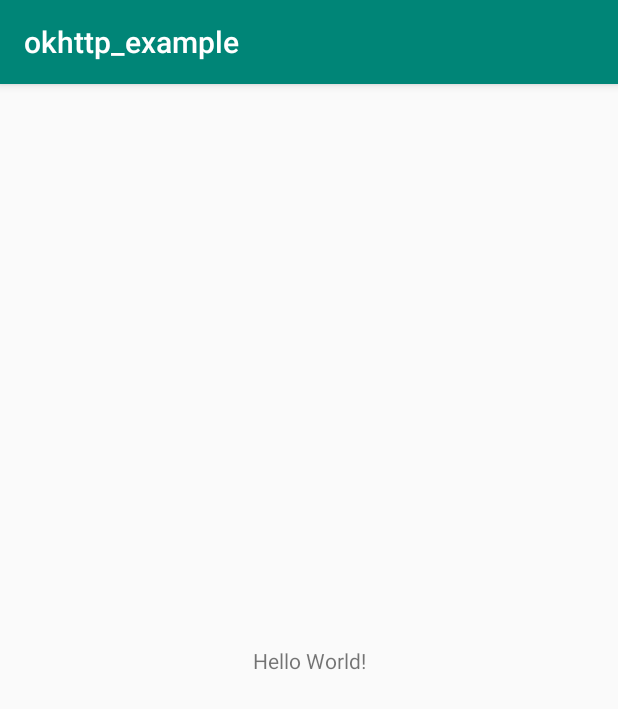
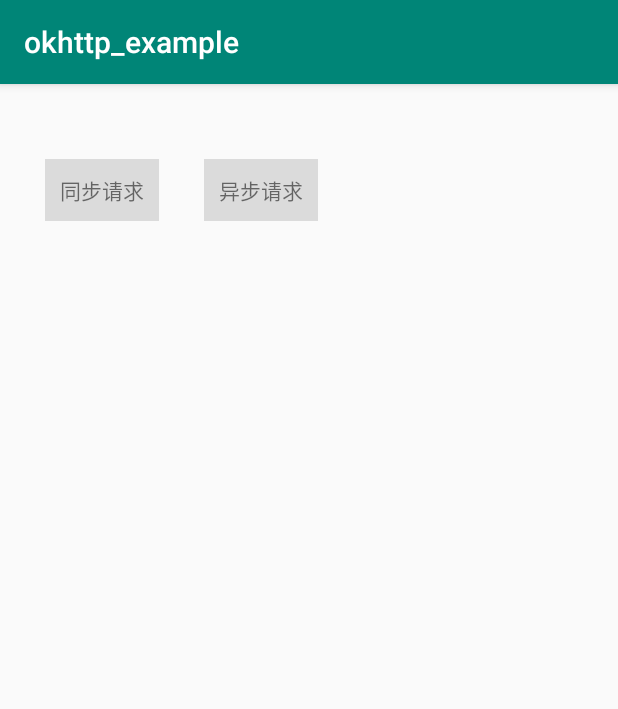
Before and after one commit to doudouchiyula/okhttp_demo, an Android app: the screen it shows after launch (MainActivity), on a phone screen of 412 x 824 dp. Shown: the top 709 px of the screen. Run offline under Robolectric (Android 15) with nearby library versions, the phone set to English and light mode, and no system bars.

Commit message:
添加okhttp

```diff
--- a/demo/demo/okhttp_example/src/main/java/com/zhm/example/okhttp_example/MainActivity.java
+++ b/demo/demo/okhttp_example/src/main/java/com/zhm/example/okhttp_example/MainActivity.java
@@ -3,6 +3,7 @@ package com.zhm.example.okhttp_example;
 import androidx.appcompat.app.AppCompatActivity;
 
 import android.os.Bundle;
+import android.view.View;
 
 public class MainActivity extends AppCompatActivity {
 
@@ -10,5 +11,24 @@ public class MainActivity extends AppCompatActivity {
     protected void onCreate(Bundle savedInstanceState) {
         super.onCreate(savedInstanceState);
         setContentView(R.layout.activity_main);
+        View tvTongbu = findViewById(R.id.tv_tongbu);
+        View tvYibu = findViewById(R.id.tv_yibu);
+
+        //同步请求
+        tvTongbu.setOnClickListener(new View.OnClickListener() {
+            @Override
+            public void onClick(View v) {
+
+            }
+        });
+
+        //异步请求
+        tvYibu.setOnClickListener(new View.OnClickListener() {
+            @Override
+            public void onClick(View v) {
+
+            }
+        });
+
     }
 }
--- a/demo/demo/okhttp_example/src/main/res/layout/activity_main.xml
+++ b/demo/demo/okhttp_example/src/main/res/layout/activity_main.xml
@@ -7,12 +7,27 @@
     tools:context=".MainActivity">
 
     <TextView
+        android:id="@+id/tv_tongbu"
         android:layout_width="wrap_content"
         android:layout_height="wrap_content"
-        android:text="Hello World!"
-        app:layout_constraintBottom_toBottomOf="parent"
+        android:layout_marginLeft="30dp"
+        android:layout_marginTop="50dp"
+        android:background="#20000000"
+        android:padding="10dp"
+        android:text="同步请求"
         app:layout_constraintLeft_toLeftOf="parent"
-        app:layout_constraintRight_toRightOf="parent"
+        app:layout_constraintTop_toTopOf="parent" />
+
+    <TextView
+        android:id="@+id/tv_yibu"
+        android:layout_width="wrap_content"
+        android:layout_height="wrap_content"
+        android:layout_marginLeft="30dp"
+        android:layout_marginTop="50dp"
+        android:background="#20000000"
+        android:padding="10dp"
+        android:text="异步请求"
+        app:layout_constraintLeft_toRightOf="@+id/tv_tongbu"
         app:layout_constraintTop_toTopOf="parent" />
 
 </androidx.constraintlayout.widget.ConstraintLayout>
--- a/demo/demo/settings.gradle
+++ b/demo/demo/settings.gradle
@@ -1,2 +1,2 @@
-include ':app', ':okhttp_example'
+include ':okhttp_example'
 rootProject.name='demo'
```
Also changed, not shown: demo/demo/okhttp_example/build.gradle (+2 -5 lines), demo/demo/okhttp_example/src/main/java/com/zhm/example/okhttp_example/RequestManager.java (added, +83 -0 lines), demo/demo/okhttp_example/src/main/java/com/zhm/example/okhttp_example/SSLUtils.java (added, +45 -0 lines), 2 other files.
